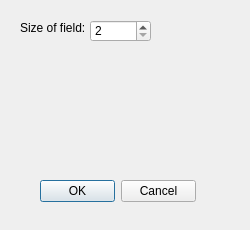
Qt form settings.ui (cerevra/2048) before a commit.
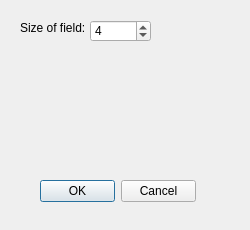
The same form after that commit.

Commit message: "Cancel" button works in correct way now

The edit to the form file:
```diff
--- a/settings.ui
+++ b/settings.ui
@@ -69,6 +69,9 @@
    <property name="maximum">
     <number>20</number>
    </property>
+   <property name="value">
+    <number>4</number>
+   </property>
   </widget>
  </widget>
  <resources/>
```
Left out of the diff: 16 changed lines with no effect on the pictures. The commit also changes 2 other files.
